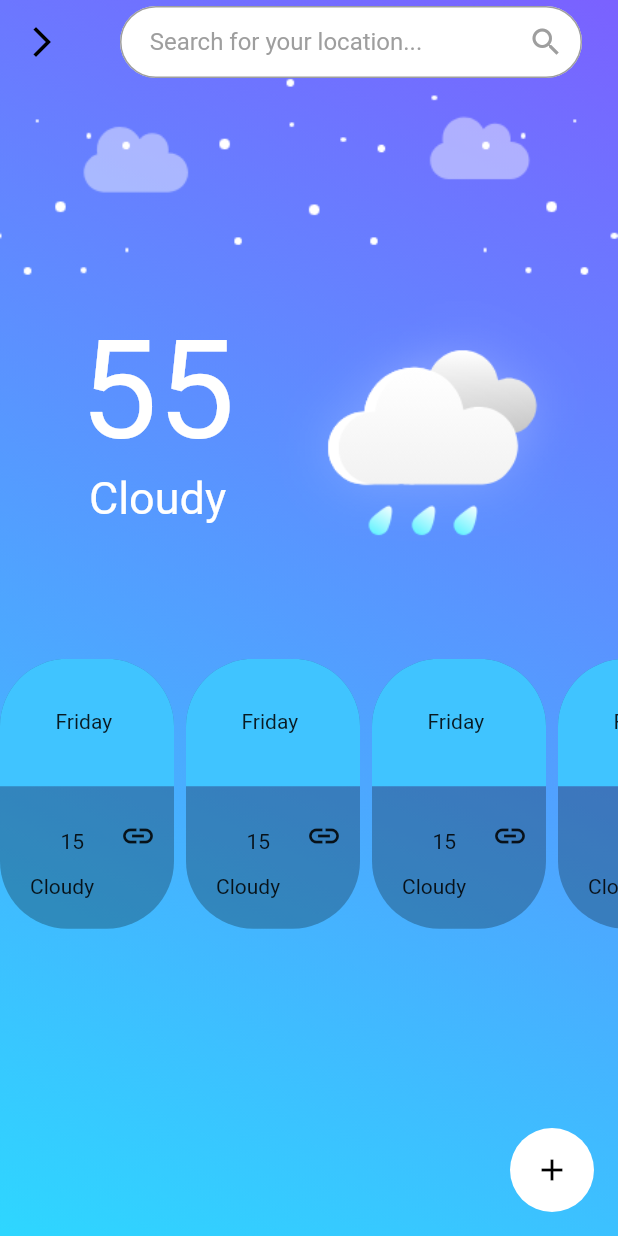
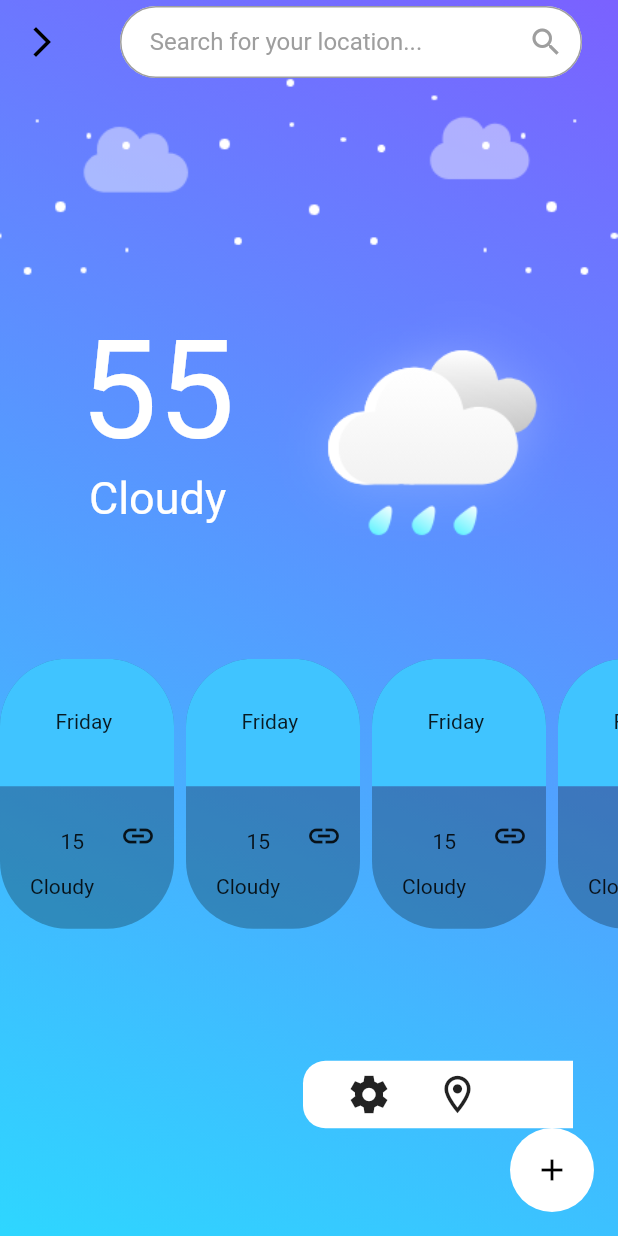
Before and after one commit to mhmedhasn/Today-s-weather, a Flutter app: the screen it shows after launch, on a phone screen of 412 x 824 dp. Run offline on Flutter 3.47's test engine with Material 2 defaults, Android fonts, the phone set to English and light mode, and no system bars; our stand-ins replace dio, location.

Commit message:
add button

```diff
--- a/lib/modules/home/items/background_and type_weather.dart
+++ b/lib/modules/home/items/background_and type_weather.dart
@@ -8,16 +8,18 @@ import 'package:weather_to_day/shared/network/remote/api_manger.dart';
 import 'list_five_days.dart';
 
 class Background_Weather extends StatelessWidget {
-  String backgroundImages="${ConstantApp.IMAGE}b_weather.png";
-  String iconImages='${ConstantApp.IMAGE}b_cloudy.png';
+  String backgroundImages = "${ConstantApp.IMAGE}b_weather.png";
+  String iconImages = '${ConstantApp.IMAGE}b_cloudy.png';
+  bool xButton = false;
 
   Background_Weather(
       {required this.backgroundImages, required this.iconImages});
+
   @override
   Widget build(BuildContext context) {
-    WeatherResponse weatherResponse= WeatherResponse();
+    WeatherResponse weatherResponse = WeatherResponse();
 
-    var getdata= WeatherService('egypt').getCutrentWeatherData();
+    var getdata = WeatherService('egypt').getCutrentWeatherData();
     return Stack(
       children: [
         Image.asset(
@@ -51,7 +53,7 @@ class Background_Weather extends StatelessWidget {
                           contentPadding: EdgeInsets.only(top: 10)))),
             ),
           ),
-          floatingActionButton:FloutingButton(),
+          floatingActionButton: FloutingButton(),
           body: Column(
             children: [
               SizedBox(height: MediaQuery.of(context).size.width * .30),
@@ -88,6 +90,30 @@ class Background_Weather extends StatelessWidget {
                     ListItem(),
                   ],
                 ),
+              ),
+              SizedBox(height: 88),
+               Row(
+                mainAxisAlignment: MainAxisAlignment.end,
+                children: [
+                  Container(
+                    decoration: BoxDecoration(borderRadius: BorderRadius.horizontal(left: Radius.circular(15)),color: Colors.white
+                    ),
+                      width: 180,
+                      height: 45,
+                       child: Row(
+                         mainAxisAlignment: MainAxisAlignment.spaceEvenly,
+                         children: [
+                           Icon(Icons.settings_sharp,size: 30),
+                           Icon(Icons.location_on_outlined,size: 30),
+                           SizedBox(width: 4),
+
+                         ],
+                       )
+
+                  ),
+                  SizedBox(width: 30),
+
+                ],
               )
             ],
           ),
```
